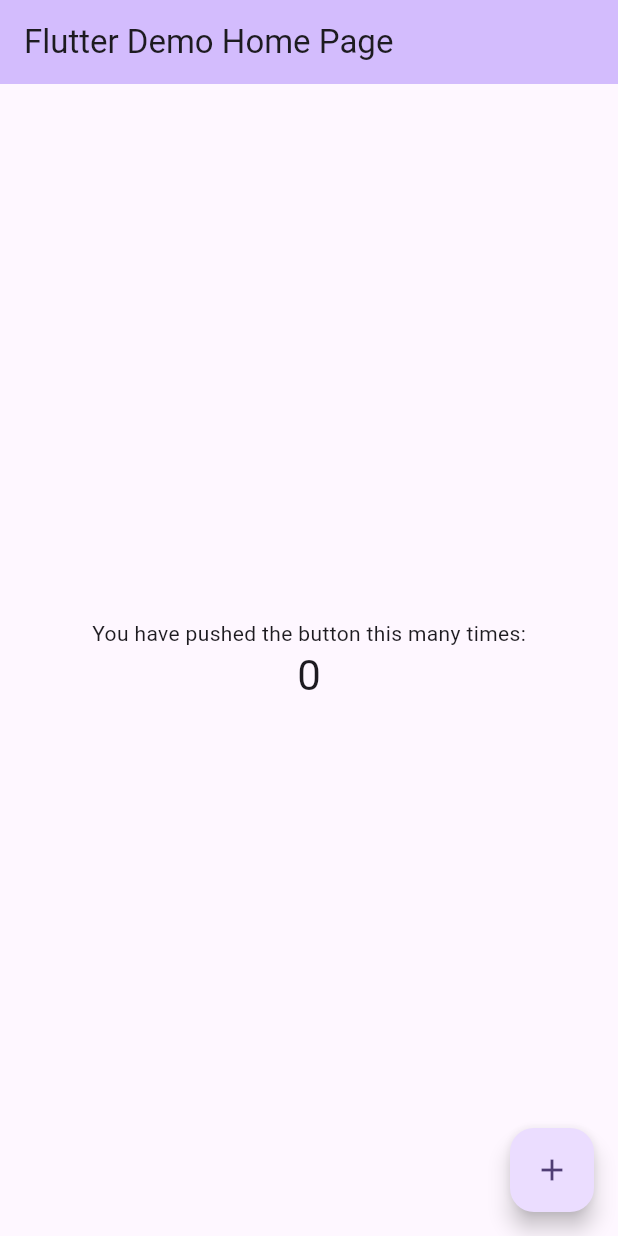
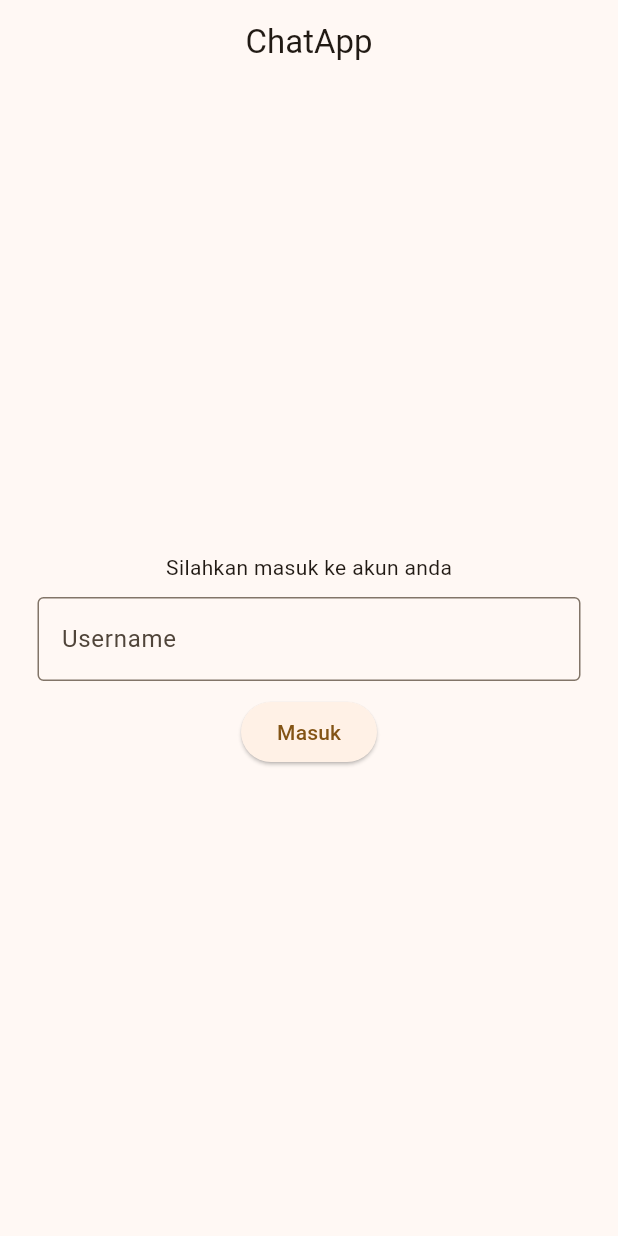
Before and after one commit to alfaafan/chatting-app-flutter, a Flutter app: the screen it shows after launch, on a phone screen of 412 x 824 dp. Run offline on Flutter 3.47's test engine with Material 3 defaults, Android fonts, the phone set to English and light mode, and no system bars.

Commit message:
feat(data): add datasources

```diff
--- a/lib/data/repositories/chat_repository.dart
+++ b/lib/data/repositories/chat_repository.dart
@@ -1,5 +1,15 @@
+import 'dart:convert';
+
 import 'package:chatting_app_flutter/data/datasources/remote_chat_datasource.dart';
 
-class PendudukRepository {
+class ChatRepository {
   var remoteChatDatasource = RemoteChatDatasource();
+
+  Future<List> getUser(String username) async {
+    var jsonArray =
+        jsonDecode(await remoteChatDatasource.getUser(username))['data'];
+    var listChat = jsonArray['rooms'];
+
+    return listChat;
+  }
 }
--- a/lib/domain/entities/user.dart
+++ b/lib/domain/entities/user.dart
@@ -0,0 +1,3 @@
+class User {
+  // String username;
+}
--- /dev/null
+++ b/lib/domain/usecases/get_user.dart
@@ -0,0 +1,9 @@
+import 'package:chatting_app_flutter/data/repositories/chat_repository.dart';
+
+class GetUser {
+  var repository = ChatRepository();
+
+  Future<List> execute(username) {
+    return repository.getUser(username);
+  }
+}
--- a/lib/main.dart
+++ b/lib/main.dart
@@ -1,3 +1,4 @@
+import 'package:chatting_app_flutter/presentation/login_page.dart';
 import 'package:flutter/material.dart';
 
 void main() {
@@ -11,28 +12,13 @@ class MyApp extends StatelessWidget {
   @override
   Widget build(BuildContext context) {
     return MaterialApp(
-      title: 'Flutter Demo',
-      theme: ThemeData(
-        // This is the theme of your application.
-        //
-        // TRY THIS: Try running your application with "flutter run". You'll see
-        // the application has a purple toolbar. Then, without quitting the app,
-        // try changing the seedColor in the colorScheme below to Colors.green
-        // and then invoke "hot reload" (save your changes or press the "hot
-        // reload" button in a Flutter-supported IDE, or press "r" if you used
-        // the command line to start the app).
-        //
-        // Notice that the counter didn't reset back to zero; the application
-        // state is not lost during the reload. To reset the state, use hot
-        // restart instead.
-        //
-        // This works for code too, not just values: Most code changes can be
-        // tested with just a hot reload.
-        colorScheme: ColorScheme.fromSeed(seedColor: Colors.deepPurple),
-        useMaterial3: true,
-      ),
-      home: const MyHomePage(title: 'Flutter Demo Home Page'),
-    );
+        title: 'ChatApp',
+        theme: ThemeData(
+          colorScheme: ColorScheme.fromSeed(seedColor: Colors.orangeAccent),
+          useMaterial3: true,
+        ),
+        home: const LoginPage(),
+        debugShowCheckedModeBanner: false);
   }
 }
 
--- /dev/null
+++ b/lib/presentation/common/common_app_bar.dart
@@ -0,0 +1,16 @@
+import 'package:flutter/material.dart';
+
+class CommonAppBar extends StatelessWidget implements PreferredSizeWidget {
+  const CommonAppBar({super.key});
+
+  @override
+  Size get preferredSize => const Size.fromHeight(kToolbarHeight);
+
+  @override
+  Widget build(BuildContext context) {
+    return AppBar(
+      title: const Text('ChatApp'),
+      centerTitle: true,
+    );
+  }
+}
--- a/lib/presentation/login_page.dart
+++ b/lib/presentation/login_page.dart
@@ -0,0 +1,52 @@
+import 'package:chatting_app_flutter/presentation/common/common_app_bar.dart';
+import 'package:chatting_app_flutter/presentation/home_page.dart';
+import 'package:flutter/material.dart';
+
+class LoginPage extends StatefulWidget {
+  const LoginPage({super.key});
+
+  @override
+  State<LoginPage> createState() => _LoginPageState();
+}
+
+class _LoginPageState extends State<LoginPage> {
+  final TextEditingController _usernameController = TextEditingController();
+
+  @override
+  Widget build(BuildContext context) {
+    return Scaffold(
+      appBar: const CommonAppBar(),
+      body: Padding(
+        padding: const EdgeInsets.all(25),
+        child: Column(
+          mainAxisAlignment: MainAxisAlignment.center,
+          children: [
+            const Text('Silahkan masuk ke akun anda'),
+            const SizedBox(
+              height: 10,
+            ),
+            TextField(
+              decoration: const InputDecoration(
+                  border: OutlineInputBorder(),
+                  labelText: 'Username',
+                  hintText: 'Masukkan username anda'),
+              controller: _usernameController,
+            ),
+            const SizedBox(
+              height: 10,
+            ),
+            ElevatedButton(
+                onPressed: () {
+                  Navigator.pushReplacement(
+                      context,
+                      MaterialPageRoute(
+                          builder: (context) =>
+                              HomePage(username: _usernameController.text)));
+                },
+                child: const Text('Masuk'))
+          ],
+        ),
+      ),
+    );
+  }
+}
--- a/pubspec.yaml
+++ b/pubspec.yaml
@@ -36,6 +36,7 @@ dependencies:
   # Use with the CupertinoIcons class for iOS style icons.
   cupertino_icons: ^1.0.2
   http: ^1.2.0
+  google_fonts: ^6.1.0
 
 dev_dependencies:
   flutter_test:
@@ -46,7 +47,7 @@ dev_dependencies:
   # activated in the `analysis_options.yaml` file located at the root of your
   # package. See that file for information about deactivating specific lint
   # rules and activating additional ones.
-  flutter_lints: ^2.0.0
+  flutter_lints: ^3.0.1
 
 # For information on the generic Dart part of this file, see the
 # following page: https://dart.dev/tools/pub/pubspec
```
Also changed, not shown: lib/domain/entities/chatroom.dart (added, +7 -0 lines), lib/presentation/home_page.dart (+66 -0 lines), lib/presentation/theme/app_theme.dart (added, +11 -0 lines), 2 other files.
